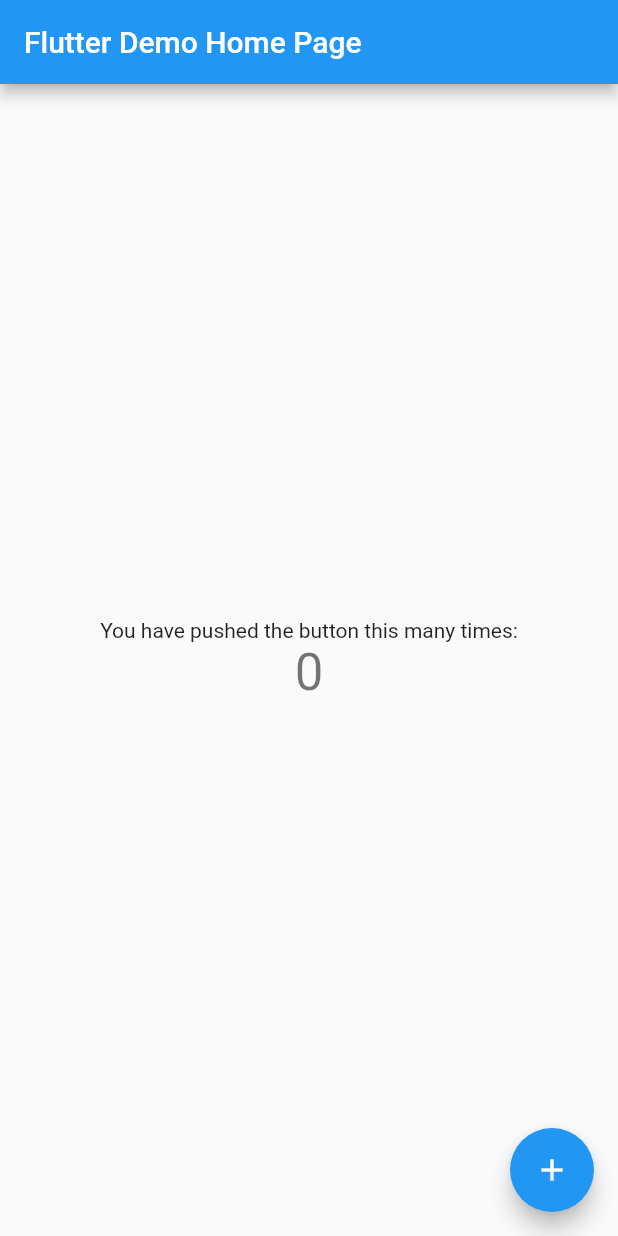
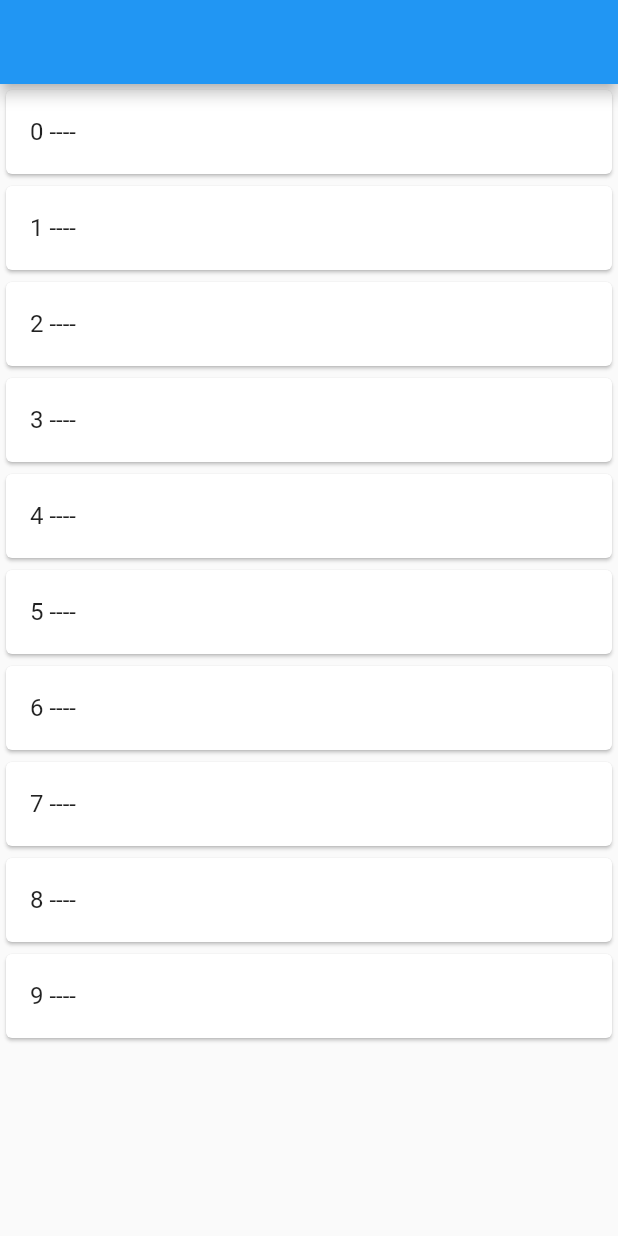
Before and after one commit to muratkondu19/FlutterGlobalManagement, a Flutter app: the screen it shows after launch, on a phone screen of 412 x 824 dp. Run offline on Flutter 3.47's test engine with Material 2 defaults, Android fonts, the phone set to English and light mode, and no system bars.

Commit message:
Basic olarak sayfalar arası veri aktarımı

```diff
--- /dev/null
+++ b/lib/feature/global_management/global_manage_view.dart
@@ -0,0 +1,57 @@
+import 'package:flutter/material.dart';
+import 'package:global_management/feature/global_management/global_manage_detail_view.dart';
+import 'package:global_management/feature/global_management/global_model.dart';
+
+class GlobalManageView extends StatefulWidget {
+  const GlobalManageView({Key? key}) : super(key: key);
+
+  @override
+  State<GlobalManageView> createState() => _GlobalManageViewState();
+}
+
+class _GlobalManageViewState extends State<GlobalManageView> {
+  //late ->bu değerin kesin olarak geleceği anlamına gelir / initstate anında değer gelecek
+  late List<GlobalModel> globalItems = [];
+  @override
+  void initState() {
+    super.initState();
+    globalItems = GlobalModel.mockItems;
+  }
+
+  @override
+  Widget build(BuildContext context) {
+    return Scaffold(
+      appBar: AppBar(),
+      body: ListView.builder(
+        itemCount: globalItems.length,
+        itemBuilder: (BuildContext context, int index) {
+          return Card(
+            child: ListTile(
+              onTap: () async {
+                //Push ile ne gidip ne geleceği konusu generic olarak verilebilir.
+                //GlobalNavigationModel ile String bir sonuö beklendiği belirtilmiştir
+                final result = await Navigator.of(context)
+                    .push<GlobalNavigationModel<int>>(MaterialPageRoute(builder: (context) => const GlobalManageDetailView()));
+
+                if (result != null || (result?.isComplete ?? false)) {
+                  //await işlemden sonra !mounted kullanımı önerilir
+                  if (!mounted) return; //ekranda sabitlenmemişse anlamındadır, kullanıcınn ekranda olması beklenir
+                  setState(() {
+                    globalItems = GlobalModel.mockItems.where((element) => element.value <= result!.data).toList();
+                  });
+                }
+              },
+              title: Text(GlobalModel.mockItems[index].title),
+            ),
+          );
+        },
+      ),
+    );
+  }
+}
+
+class GlobalNavigationModel<T> {
+  GlobalNavigationModel(this.data, {this.isComplete = true});
+  final bool isComplete;
+  final T data;
+}
--- /dev/null
+++ b/lib/feature/global_management/global_model.dart
@@ -0,0 +1,12 @@
+// ignore_for_file: public_member_api_docs, sort_constructors_first
+class GlobalModel {
+  const GlobalModel(
+    this.title,
+    this.value,
+  );
+  final String title;
+  final int value;
+
+//Mock Items Listesi oluşturma
+  static List<GlobalModel> mockItems = List.generate(10, (index) => GlobalModel('$index ----', index));
+}
--- a/lib/main.dart
+++ b/lib/main.dart
@@ -1,115 +1,12 @@
 import 'package:flutter/material.dart';
 
-void main() {
-  runApp(const MyApp());
-}
+import 'feature/global_management/global_manage_view.dart';
+
+void main() => runApp(MyApp());
 
 class MyApp extends StatelessWidget {
-  const MyApp({Key? key}) : super(key: key);
-
-  // This widget is the root of your application.
   @override
   Widget build(BuildContext context) {
-    return MaterialApp(
-      title: 'Flutter Demo',
-      theme: ThemeData(
-        // This is the theme of your application.
-        //
-        // Try running your application with "flutter run". You'll see the
-        // application has a blue toolbar. Then, without quitting the app, try
-        // changing the primarySwatch below to Colors.green and then invoke
-        // "hot reload" (press "r" in the console where you ran "flutter run",
-        // or simply save your changes to "hot reload" in a Flutter IDE).
-        // Notice that the counter didn't reset back to zero; the application
-        // is not restarted.
-        primarySwatch: Colors.blue,
-      ),
-      home: const MyHomePage(title: 'Flutter Demo Home Page'),
-    );
+    return const MaterialApp(title: 'Material App', home: GlobalManageView());
   }
 }
-
-class MyHomePage extends StatefulWidget {
-  const MyHomePage({Key? key, required this.title}) : super(key: key);
-
-  // This widget is the home page of your application. It is stateful, meaning
-  // that it has a State object (defined below) that contains fields that affect
-  // how it looks.
-
-  // This class is the configuration for the state. It holds the values (in this
-  // case the title) provided by the parent (in this case the App widget) and
-  // used by the build method of the State. Fields in a Widget subclass are
-  // always marked "final".
-
-  final String title;
-
-  @override
-  State<MyHomePage> createState() => _MyHomePageState();
-}
-
-class _MyHomePageState extends State<MyHomePage> {
-  int _counter = 0;
-
-  void _incrementCounter() {
-    setState(() {
-      // This call to setState tells the Flutter framework that something has
-      // changed in this State, which causes it to rerun the build method below
-      // so that the display can reflect the updated values. If we changed
-      // _counter without calling setState(), then the build method would not be
-      // called again, and so nothing would appear to happen.
-      _counter++;
-    });
-  }
-
-  @override
-  Widget build(BuildContext context) {
-    // This method is rerun every time setState is called, for instance as done
-    // by the _incrementCounter method above.
-    //
-    // The Flutter framework has been optimized to make rerunning build methods
-    // fast, so that you can just rebuild anything that needs updating rather
-    // than having to individually change instances of widgets.
-    return Scaffold(
-      appBar: AppBar(
-        // Here we take the value from the MyHomePage object that was created by
-        // the App.build method, and use it to set our appbar title.
-        title: Text(widget.title),
-      ),
-      body: Center(
-        // Center is a layout widget. It takes a single child and positions it
-        // in the middle of the parent.
-        child: Column(
-          // Column is also a layout widget. It takes a list of children and
-          // arranges them vertically. By default, it sizes itself to fit its
-          // children horizontally, and tries to be as tall as its parent.
-          //
-          // Invoke "debug painting" (press "p" in the console, choose the
-          // "Toggle Debug Paint" action from the Flutter Inspector in Android
-          // Studio, or the "Toggle Debug Paint" command in Visual Studio Code)
-          // to see the wireframe for each widget.
-          //
-          // Column has various properties to control how it sizes itself and
-          // how it positions its children. Here we use mainAxisAlignment to
-          // center the children vertically; the main axis here is the vertical
-          // axis because Columns are vertical (the cross axis would be
-          // horizontal).
-          mainAxisAlignment: MainAxisAlignment.center,
-          children: <Widget>[
-            const Text(
-              'You have pushed the button this many times:',
-            ),
-            Text(
-              '$_counter',
-              style: Theme.of(context).textTheme.headline4,
-            ),
-          ],
-        ),
-      ),
-      floatingActionButton: FloatingActionButton(
-        onPressed: _incrementCounter,
-        tooltip: 'Increment',
-        child: const Icon(Icons.add),
-      ), // This trailing comma makes auto-formatting nicer for build methods.
-    );
-  }
-}
```
Also changed, not shown: lib/feature/global_management/global_manage_detail_view.dart (added, +37 -0 lines), pubspec.yaml (+13 -48 lines), pubspec.lock, 6 other files.
